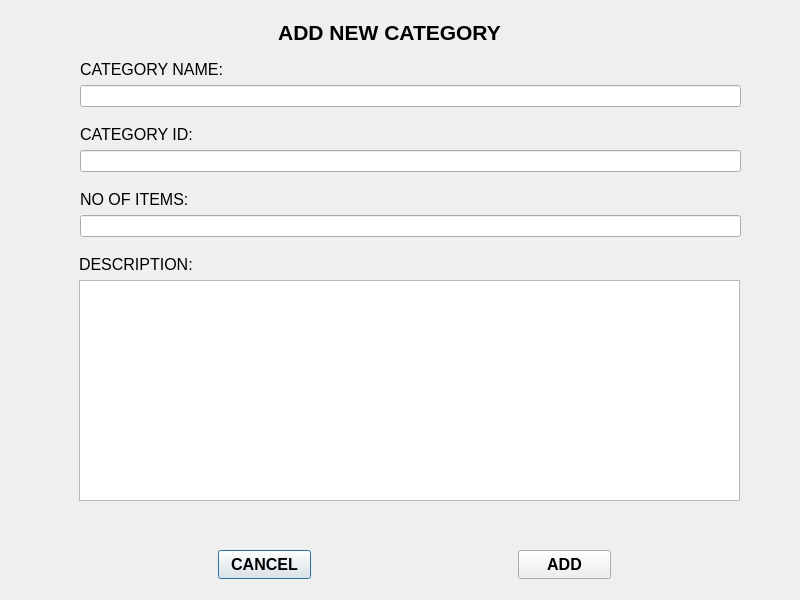
Qt form RMS_qt/addcategory.ui (dev-pratik02/RMS) before a commit.
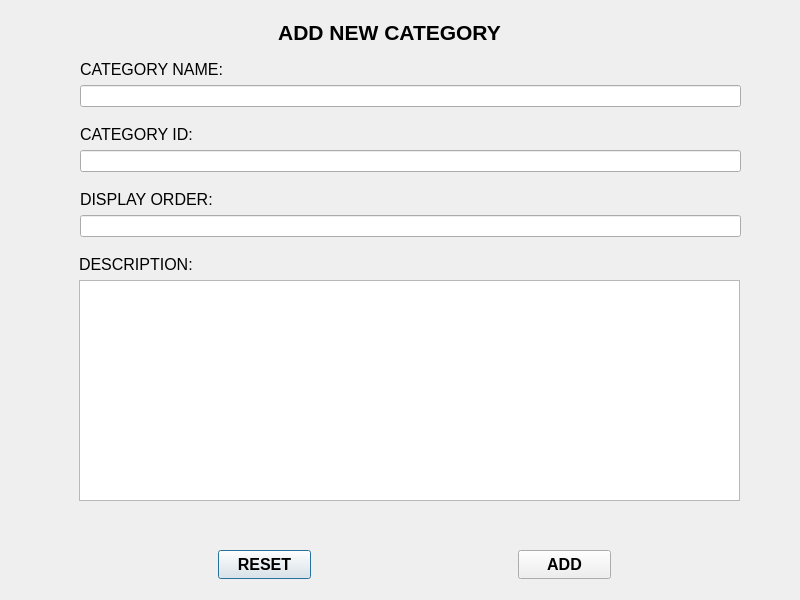
The same form after that commit.

```diff
--- a/RMS_qt/addcategory.ui
+++ b/RMS_qt/addcategory.ui
@@ -106,7 +106,7 @@
     </font>
    </property>
    <property name="text">
-    <string>CANCEL</string>
+    <string>RESET</string>
    </property>
   </widget>
   <widget class="QLineEdit" name="category_id">
@@ -182,7 +182,7 @@
     <rect>
      <x>80</x>
      <y>190</y>
-     <width>109</width>
+     <width>133</width>
      <height>18</height>
     </rect>
    </property>
@@ -193,7 +193,7 @@
     </font>
    </property>
    <property name="text">
-    <string>NO OF ITEMS:</string>
+    <string>DISPLAY ORDER:</string>
    </property>
   </widget>
   <widget class="QLineEdit" name="item_no">
```
Left out of the diff: 2 changed lines with no effect on the pictures.
